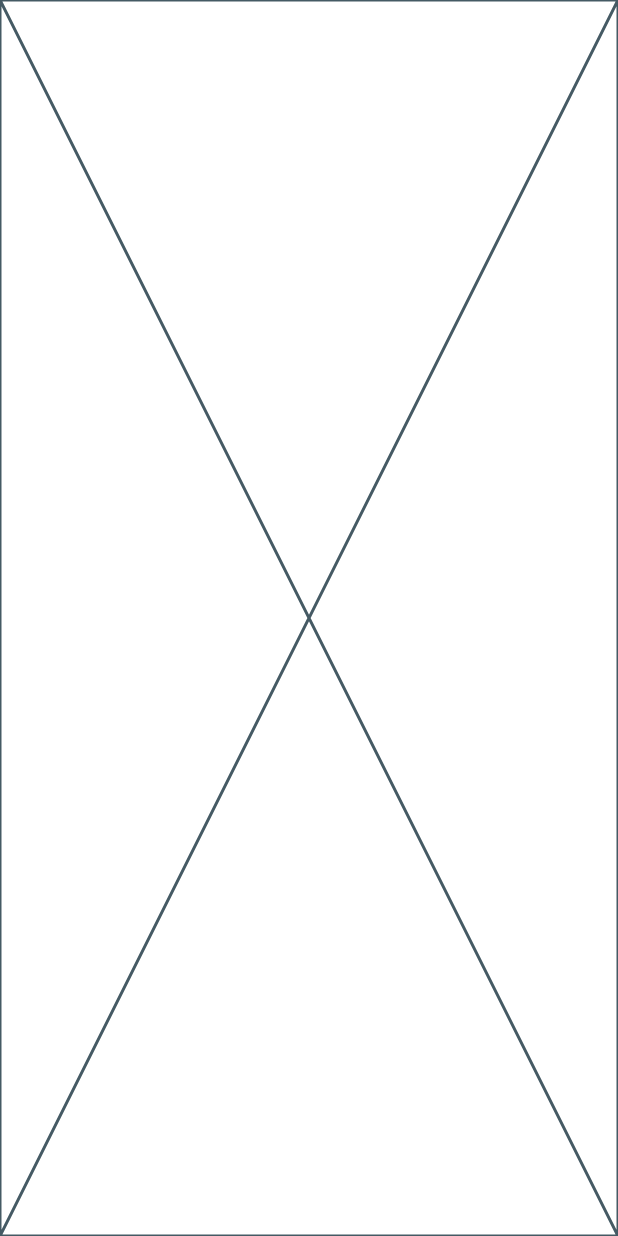
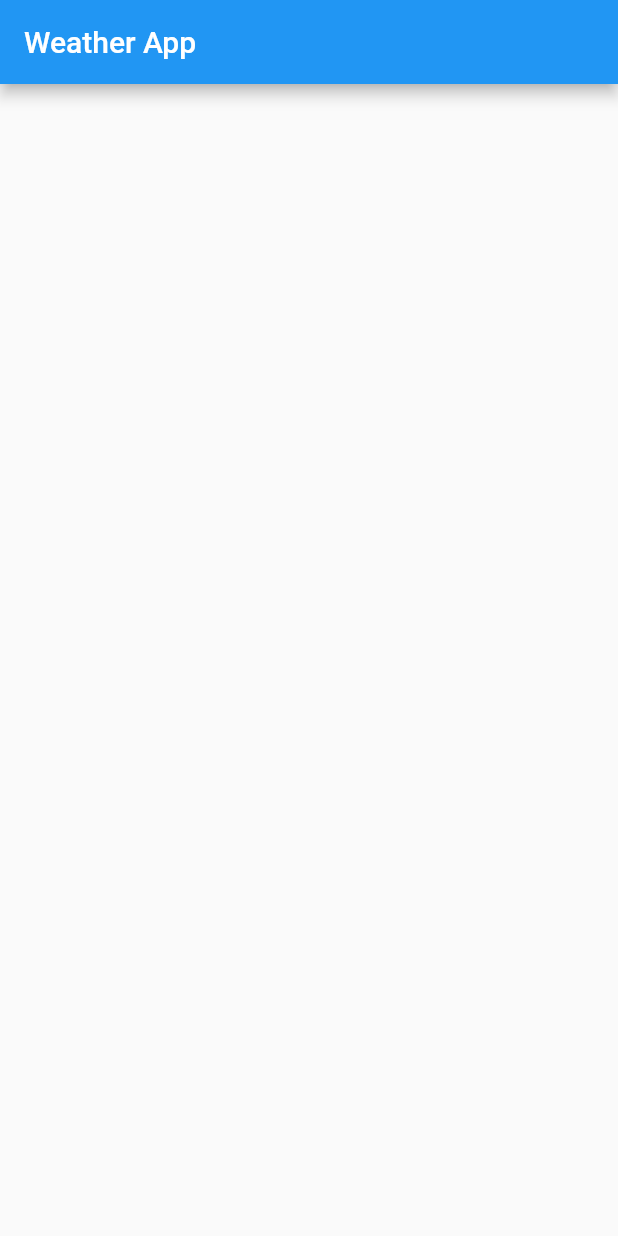
Before and after one commit to Keheliaya-Sathsara/Weather-App, a Flutter app: the screen it shows after launch, on a phone screen of 412 x 824 dp. Run offline on Flutter 3.47's test engine with Material 2 defaults, Android fonts, the phone set to English and light mode, and no system bars.

Commit message:
Added some dependancies

```diff
--- a/lib/ui/get_started.dart
+++ b/lib/ui/get_started.dart
@@ -5,6 +5,10 @@ class GetStarted extends StatelessWidget {
 
   @override
   Widget build(BuildContext context) {
-    return const Placeholder();
+    return Scaffold(
+      appBar: AppBar(
+        title: const Text('Weather App'),
+      ),
+    );
   }
 }
--- a/pubspec.yaml
+++ b/pubspec.yaml
@@ -35,6 +35,8 @@ dependencies:
   # The following adds the Cupertino Icons font to your application.
   # Use with the CupertinoIcons class for iOS style icons.
   cupertino_icons: ^1.0.2
+  http: ^1.1.0
+  intl: ^0.18.1
 
 dev_dependencies:
   flutter_test:
```
Also changed, not shown: pubspec.lock.
